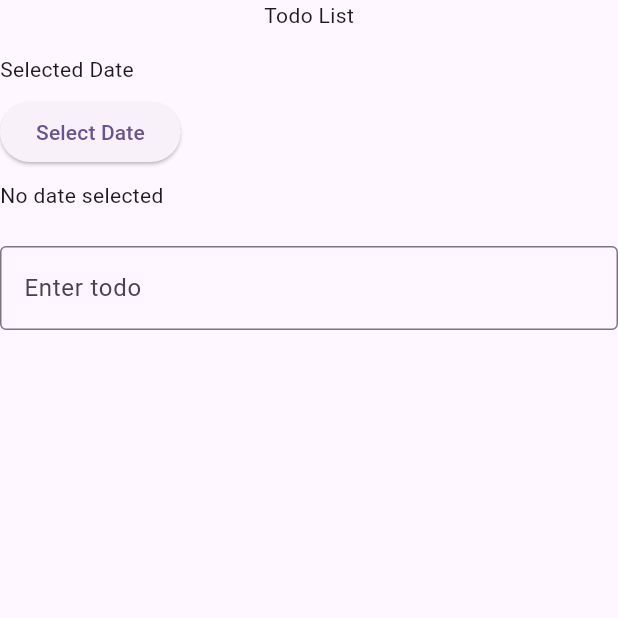
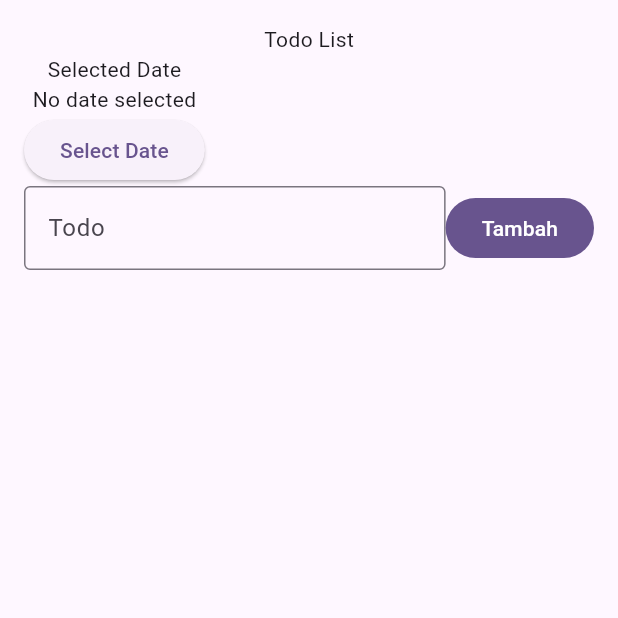
Before and after one commit to zanthegreat18/043_TodoBloc, a Flutter app: the TodoPage screen opened directly, on a phone screen of 412 x 824 dp, the top half of it. Run offline on Flutter 3.47's test engine with Material 3 defaults, Android fonts, the light colour scheme and no system bars; our stand-ins replace bloc, flutter_bloc.

Commit message:
add button

```diff
--- a/lib/presentation/page.dart
+++ b/lib/presentation/page.dart
@@ -1,31 +1,40 @@
-// === [Commit 01 - 07] setup UI, date picker, display date, add input field ===
-
+import 'package:todo2/bloc/todo_bloc.dart';
 import 'package:flutter/material.dart';
 import 'package:flutter_bloc/flutter_bloc.dart';
 
-import '../bloc/todo_bloc.dart'; // ganti sesuai struktur project kamu
-
 class TodoPage extends StatelessWidget {
-  TodoPage({super.key});
-
-  final _formKey = GlobalKey<FormState>();
-  final _controller = TextEditingController();
+  const TodoPage({super.key});
 
   @override
   Widget build(BuildContext context) {
+    final _key = GlobalKey<FormState>();
+    final _controller = TextEditingController();
+
     return Scaffold(
       body: SafeArea(
+        child: Padding(
+          padding: EdgeInsets.all(16.0),
           child: Column(
             children: [
               Text('Todo List'),
-            SizedBox(height: 16.0),
               Row(
                 children: [
                   Column(
-                  crossAxisAlignment: CrossAxisAlignment.start,
                     children: [
                       Text('Selected Date'),
-                    SizedBox(height: 8.0),
+                      BlocBuilder<TodoBloc, TodoState>(
+                        builder: (context, state) {
+                          if (state is TodoLoaded) {
+                            if (state.selectedDate != null) {
+                              return Text(
+                                '${state.selectedDate!.day}/${state.selectedDate!.month}/${state.selectedDate!.year}',
+                              );
+                            }
+                          }
+                          return Text('No date selected');
+                        },
+                      ),
+                      SizedBox(width: 16.0),
                       ElevatedButton(
                         onPressed: () {
                           showDatePicker(
@@ -43,36 +52,54 @@ class TodoPage extends StatelessWidget {
                         },
                         child: Text('Select Date'),
                       ),
-                    SizedBox(height: 8.0),
-                    BlocBuilder<TodoBloc, TodoState>(
-                      builder: (context, state) {
-                        if (state is TodoLoaded &&
-                            state.selectedDate != null) {
-                          final date = state.selectedDate!;
-                          return Text(
-                              '${date.day}/${date.month}/${date.year}');
-                        }
-                        return Text('No date selected');
-                      },
-                    ),
                     ],
                   ),
                 ],
               ),
-            SizedBox(height: 24.0),
               Form(
-              key: _formKey,
+                key: _key,
+                child: Row(
+                  children: [
+                    Expanded(
                       child: TextFormField(
                         controller: _controller,
                         decoration: InputDecoration(
-                  hintText: 'Enter todo',
+                          labelText: 'Todo',
                           border: OutlineInputBorder(),
                         ),
+                        validator: (value) {
+                          if (value == null || value.isEmpty) {
+                            return "Please enter a todo";
+                          }
+                          return null;
+                        },
+                      ),
+                    ),
+                    FilledButton(
+                      onPressed: () {
+                        if (_key.currentState!.validate()) {
+                          final selectedDate = context.read<TodoBloc>().state;
+                          if (selectedDate is TodoLoaded) {
+                            context.read<TodoBloc>().add(
+                                  TodoEventAdd(
+                                    title: _controller.text,
+                                    selectedDate: selectedDate.selectedDate!,
+                                  ),
+                                );
+                            _controller.clear();
+                            selectedDate.selectedDate = null;
+                          }
+                        }
+                      },
+                      child: Text('Tambah'),
+                    ),
+                  ],
                 ),
               ),
             ],
           ),
         ),
+      ),
     );
   }
 }
```
Lines whose indentation alone changed are shown as unchanged.
